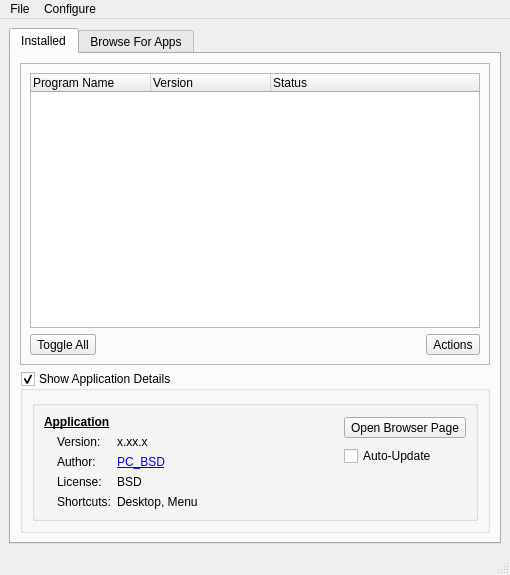
Above: src-qt4/pc-softwaremanager/mainUI.ui from trueos/pcbsd before the change. Below: the same form after it.
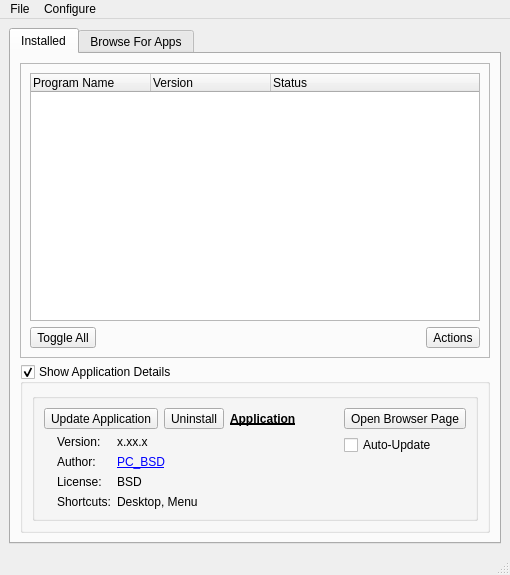
That is the form after the change. The open tabs and pages were chosen to show the change. Icons and pictures are not drawn.

Commit message: Minor modifications to the new AppCafe: make the list icons 22x22, fix a bug with opening the browser page for an installed application, add two direct action buttons to an installed app info - update (shown when necessary) and remove.

```diff
--- a/src-qt4/pc-softwaremanager/mainUI.ui
+++ b/src-qt4/pc-softwaremanager/mainUI.ui
@@ -271,20 +271,6 @@
                 </item>
                </layout>
               </item>
-              <item row="0" column="0" colspan="3">
-               <widget class="QLabel" name="label_install_app">
-                <property name="font">
-                 <font>
-                  <weight>75</weight>
-                  <bold>true</bold>
-                  <underline>true</underline>
-                 </font>
-                </property>
-                <property name="text">
-                 <string notr="true">Application</string>
-                </property>
-               </widget>
-              </item>
               <item row="0" column="3" rowspan="3">
                <layout class="QVBoxLayout" name="verticalLayout_10">
                 <item>
@@ -317,9 +303,6 @@
                   <property name="orientation">
                    <enum>Qt::Vertical</enum>
                   </property>
-                  <property name="sizeType">
-                   <enum>QSizePolicy::Minimum</enum>
-                  </property>
                   <property name="sizeHint" stdset="0">
                    <size>
                     <width>20</width>
@@ -330,6 +313,49 @@
                 </item>
                </layout>
               </item>
+              <item row="0" column="0" colspan="3">
+               <layout class="QHBoxLayout" name="horizontalLayout_2">
+                <item>
+                 <widget class="QToolButton" name="tool_install_update">
+                  <property name="text">
+                   <string>Update Application</string>
+                  </property>
+                  <property name="icon">
+                   <iconset resource="SoftwareManager.qrc">
+                    <normaloff>:/icons/view-refresh.png</normaloff>:/icons/view-refresh.png</iconset>
+                  </property>
+                  <property name="toolButtonStyle">
+                   <enum>Qt::ToolButtonIconOnly</enum>
+                  </property>
+                 </widget>
+                </item>
+                <item>
+                 <widget class="QToolButton" name="tool_install_remove">
+                  <property name="text">
+                   <string>Uninstall</string>
+                  </property>
+                  <property name="icon">
+                   <iconset resource="SoftwareManager.qrc">
+                    <normaloff>:/icons/remove.png</normaloff>:/icons/remove.png</iconset>
+                  </property>
+                 </widget>
+                </item>
+                <item>
+                 <widget class="QLabel" name="label_install_app">
+                  <property name="font">
+                   <font>
+                    <weight>75</weight>
+                    <bold>true</bold>
+                    <underline>true</underline>
+                   </font>
+                  </property>
+                  <property name="text">
+                   <string notr="true">Application</string>
+                  </property>
+                 </widget>
+                </item>
+               </layout>
+              </item>
              </layout>
             </widget>
            </item>
```
Left out of the diff: 24 changed lines with no effect on the pictures. The commit also changes 66 other files.
